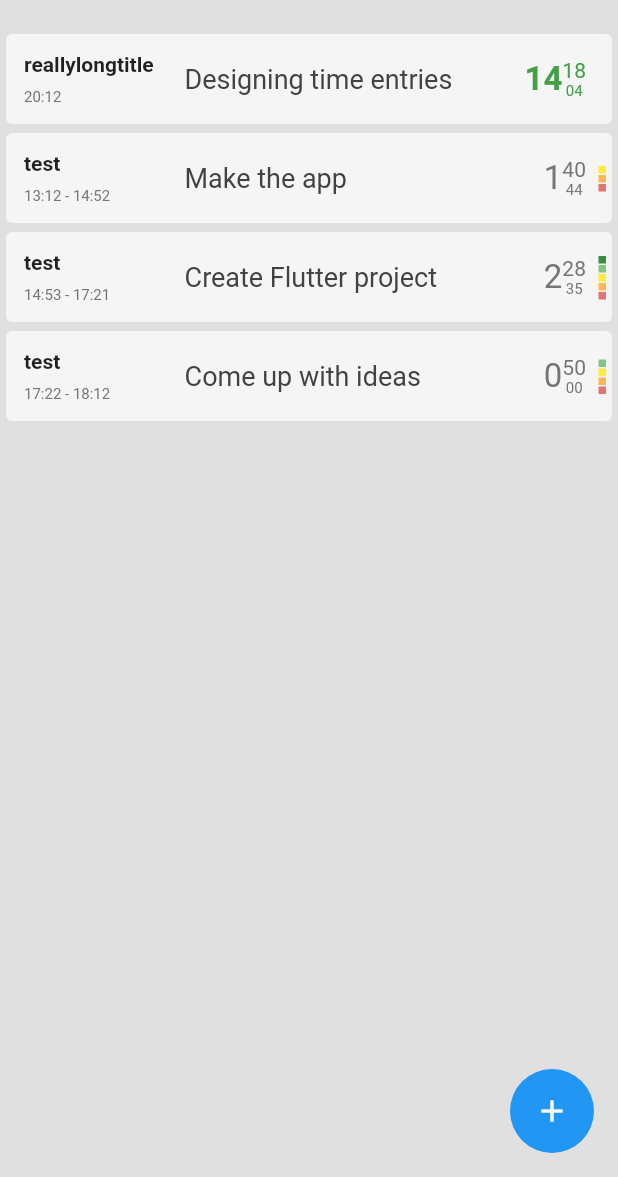
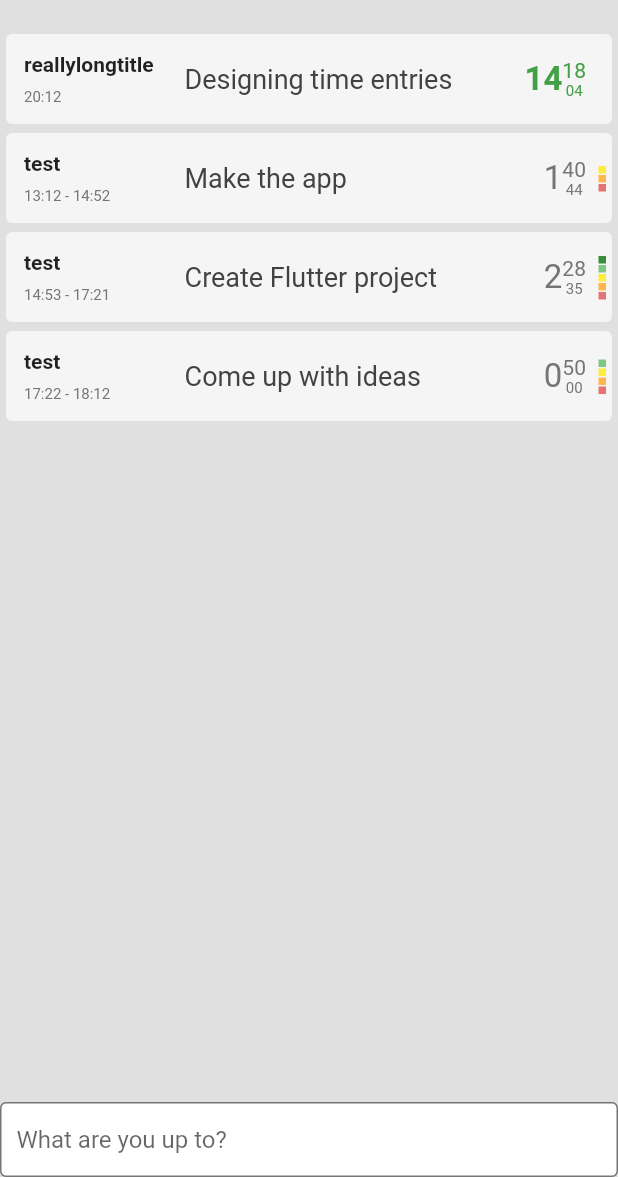
Before and after one commit to bendicsekb/habits_app, a Flutter app: the screen it shows after launch, on a phone screen of 412 x 824 dp, the part 59-1236 px from its top. Run offline on Flutter 3.47's test engine with Material 2 defaults, Android fonts, the phone set to English and light mode, and no system bars; our stand-ins replace flutter_riverpod.

Commit message:
feat WIP add time entry bottom bar

```diff
--- a/lib/main.dart
+++ b/lib/main.dart
@@ -76,6 +76,8 @@ class MyApp extends StatelessWidget {
         // is not restarted.
         primarySwatch: Colors.blue,
         scaffoldBackgroundColor: Colors.grey[300],
+        canvasColor: Colors.grey[300],
+        // bottomAppBarColor,
       ),
       home: const MyHomePage(title: 'Habits'),
     );
@@ -132,28 +134,96 @@ class HomeViewState extends ConsumerState<MyHomePage> {
           ]
         ],
       ),
-
-      floatingActionButton: FloatingActionButton(
-        onPressed: () {
-          Navigator.push(
-            context,
-            MaterialPageRoute(builder: (context) => const AddEntry()),
-          );
-          // final entryList = ref.read(entryListProvider.notifier);
-          // entryList.addEntry("New", "test", DateTime(2022, 2, 3, 13, 12, 3),
-          //     DateTime(2022, 2, 3, 14, 52, 47));
-        },
-        tooltip: 'Add new',
-        elevation: 0.0,
-        hoverElevation: 0.0,
-        focusElevation: 0.0,
-        disabledElevation: 0.0,
-        highlightElevation: 0.0,
-        child: const Icon(Icons.add),
-      ), // This trailing comma makes auto-formatting nicer for build methods.
+      bottomSheet: AddEntryBottomSheet(),
     );
   }
 }
+
+class BottomSheetOpen extends StateNotifier<bool> {
+  BottomSheetOpen() : super(false);
+
+  void toggle() {
+    state = !state;
+  }
+}
+
+final bottomSheetOpen = StateNotifierProvider<BottomSheetOpen, bool>((ref) {
+  return BottomSheetOpen();
+});
+
+final entryInputController =
+    Provider.autoDispose((ref) => TextEditingController());
+
+class AddEntryBottomSheet extends ConsumerWidget {
+  final bottomSheetBackgroundDecoration = BoxDecoration(
+    color: Colors.grey[400],
+    borderRadius: BorderRadius.circular(4.0),
+  );
+  final bottomSheetFieldDecoration = BoxDecoration(
+    color: Colors.white,
+    borderRadius: BorderRadius.circular(4.0),
+    border: Border.all(color: Colors.grey[600]!, width: 1.0),
+  );
+
+  AddEntryBottomSheet({super.key});
+  @override
+  Widget build(BuildContext context, WidgetRef ref) {
+    return BottomSheet(
+      enableDrag: false,
+      onClosing: () {},
+      builder: (BuildContext context) => AnimatedContainer(
+        constraints: ref.watch(bottomSheetOpen)
+            ? BoxConstraints(maxHeight: MediaQuery.of(context).size.height)
+            : BoxConstraints(maxHeight: 50),
+        decoration: bottomSheetBackgroundDecoration,
+        curve: Curves.easeOutCubic,
+        duration: Duration(milliseconds: 200),
+        alignment: ref.watch(bottomSheetOpen)
+            ? Alignment.topCenter
+            : Alignment.bottomCenter,
+        child: Wrap(
+          children: [
+            FocusScope(
+              child: Focus(
+                onFocusChange: (hasFocus) {
+                  ref.read(bottomSheetOpen.notifier).toggle();
+                },
+                child: Container(
+                  decoration: bottomSheetFieldDecoration,
+                  child: Wrap(
+                    children: [
+                      Row(
+                        mainAxisAlignment: MainAxisAlignment.spaceEvenly,
+                        children: [
+                          Expanded(
+                            child: TextField(
+                              // controller: ref.watch(entryInputController),
+                              onChanged: (text) {
+                                print('First text field: $text');
+                              },
+                              decoration: InputDecoration(
+                                border: InputBorder.none,
+                                contentPadding:
+                                    EdgeInsets.symmetric(horizontal: 10),
+                                hintText: "What are you up to?",
+                              ),
+                            ),
+                          ),
+                        ],
+                      ),
+                    ],
+                  ),
+                ),
+              ),
+            ),
+          ],
+        ),
+      ),
+    );
+  }
+}
+
+// A widget that animates height of a container with a textField from wrap content to screen height
 
 class AddEntry extends ConsumerWidget {
   const AddEntry({Key? key}) : super(key: key);
```
